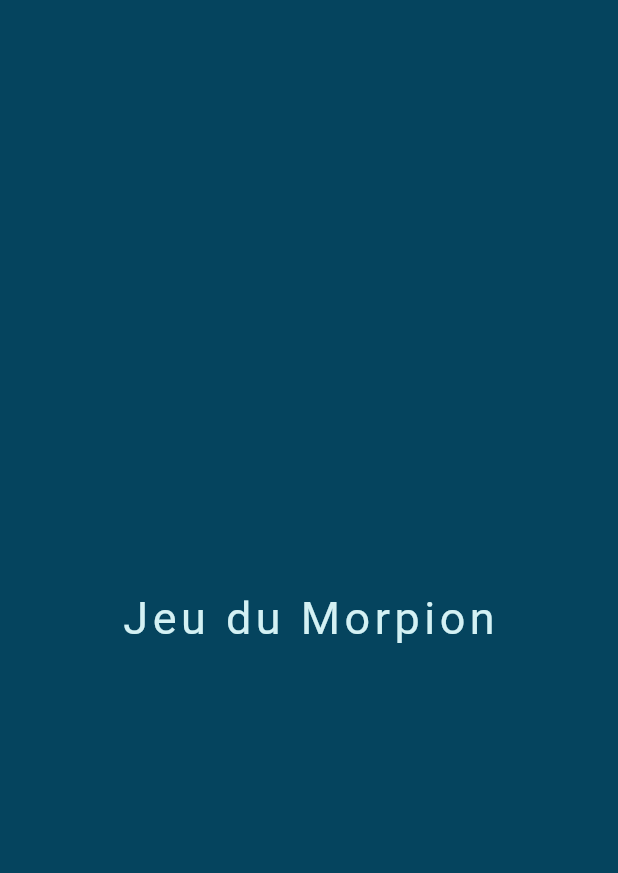
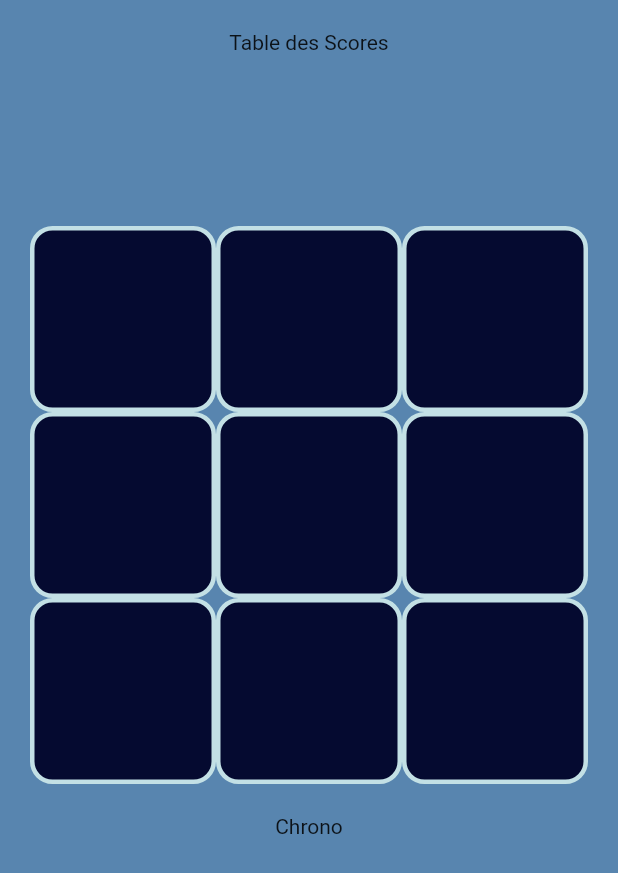
Before and after one commit to Meerwaan/tictactoe_flutter, a Flutter app: the screen it shows after launch, on a phone screen of 412 x 824 dp. Shown: the top 873 px of the screen. Run offline on Flutter 3.47's test engine with Material 2 defaults, Android fonts, the phone set to English and light mode, and no system bars; our stand-ins replace google_fonts; Roboto replaces fonts that are missing (Coiny).

Commit message:
Ajout de la table de jeu

```diff
--- a/lib/Constants/colors.dart
+++ b/lib/Constants/colors.dart
@@ -1,10 +1,9 @@
-import 'dart:io';
-
 import 'package:flutter/material.dart';
 
 class MainColor {
-  static Color bgColor = Color(0xFF05445E);
+  static Color bgColor = Color(0xFF5885AF);
   static Color fontColor = Color(0xFFD4F1F4);
-  static Color accenColor = Color(0xFF75E6DA);
+  static Color accenColor = Color(0xFF050A30);
+  static Color borderColor = Color(0xFFC3E0E5);
 
 }
--- a/lib/main.dart
+++ b/lib/main.dart
@@ -11,8 +11,9 @@ class MyApp extends StatelessWidget {
   @override
   Widget build(BuildContext context) {
     return MaterialApp(
-      debugShowCheckedModeBanner: false,
+      debugShowCheckedModeBanner: true,
       home: GameScreen(),
+
     );
   }
 
--- a/lib/screens/game.dart
+++ b/lib/screens/game.dart
@@ -21,11 +21,32 @@ class _GameScreenState extends State<GameScreen> {
   Widget build(BuildContext context) {
     return Scaffold(
       backgroundColor: MainColor.bgColor,
-      body: Center(
-          child: Text(
-        'Jeu du Morpion',
-        style: customFontWhite,
-      )),
+      body: Padding(
+        padding: const EdgeInsets.all(20),
+        child: Column(children: [
+          Expanded(flex: 1, child: Text('Table des Scores')),
+          Expanded(
+            flex: 3,
+            child: GridView.builder(
+                itemCount: 9,
+                gridDelegate: SliverGridDelegateWithFixedCrossAxisCount(
+                    crossAxisCount: 3),
+                itemBuilder: (BuildContext context, int index) {
+                  return GestureDetector(
+                    onTap: () {},
+                    child: Container(
+                      decoration: BoxDecoration(
+                          borderRadius: BorderRadius.circular(15),
+                          border: Border.all(
+                              width: 3, color: MainColor.borderColor),
+                          color: MainColor.accenColor),
+                    ),
+                  );
+                }),
+          ),
+          Expanded(flex: 2, child: Text('Chrono'))
+        ]),
+      ),
     );
   }
 }
```
